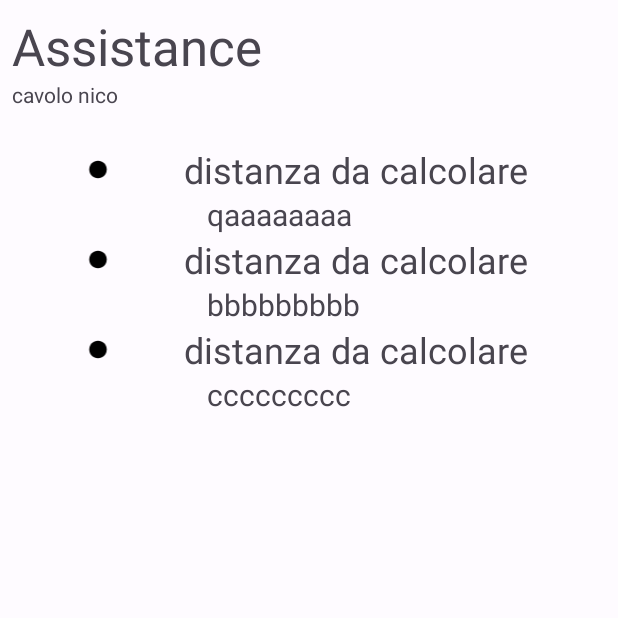
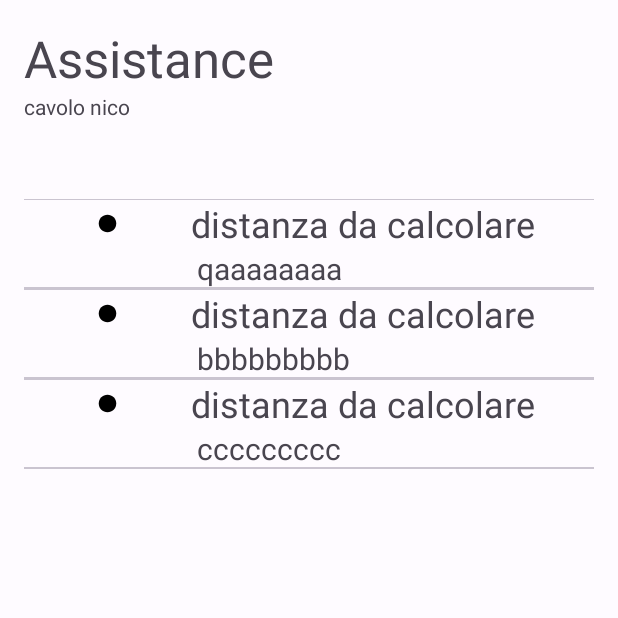
Before and after one commit to open-roboe/roboapp, an Android app: the fragment BoatInfoFragment shown on its own in the app's theme, on a phone screen of 412 x 824 dp, the top half of it. Run offline under Robolectric (Android 15) with nearby library versions, the phone set to English and light mode, and no system bars; our stand-ins replace Room's generated code, data binding; 1 statement that could not run was skipped.

Commit message:
tentativo fallito di portare la recyclerview in fondo alla schermata

```diff
--- a/app/src/main/java/it/halb/roboapp/ui/main/BoatInfoFragment.java
+++ b/app/src/main/java/it/halb/roboapp/ui/main/BoatInfoFragment.java
@@ -54,7 +54,6 @@ public class BoatInfoFragment extends Fragment {
         });
 
         //test recyclerView
-
         Boat a = new Boat("a", "b", 0.000, 0.2222);
         Boat b = new Boat("a", "b", 0.000, 0.2222);
         Boat c = new Boat("a", "b", 0.000, 0.2222);
@@ -65,6 +64,50 @@ public class BoatInfoFragment extends Fragment {
         list.add(a);
         list.add(b);
         list.add(c);
+        /*
+        Boat d = new Boat("a", "b", 0.000, 0.2222);
+        Boat e = new Boat("a", "b", 0.000, 0.2222);
+        Boat f = new Boat("a", "b", 0.000, 0.2222);
+        d.setUsername("qaaaaaaaa");
+        e.setUsername("bbbbbbbbb");
+        f.setUsername("ccccccccc");
+
+        list.add(d);
+        list.add(e);
+        list.add(f);
+        Boat g = new Boat("a", "b", 0.000, 0.2222);
+        Boat h = new Boat("a", "b", 0.000, 0.2222);
+        Boat i = new Boat("a", "b", 0.000, 0.2222);
+        g.setUsername("qaaaaaaaa");
+        h.setUsername("bbbbbbbbb");
+        i.setUsername("ccccccccc");
+
+        list.add(g);
+        list.add(h);
+        list.add(i);
+        Boat l = new Boat("a", "b", 0.000, 0.2222);
+        Boat m = new Boat("a", "b", 0.000, 0.2222);
+        Boat n = new Boat("a", "b", 0.000, 0.2222);
+        l.setUsername("qaaaaaaaa");
+        m.setUsername("bbbbbbbbb");
+        n.setUsername("ccccccccc");
+
+        list.add(l);
+        list.add(m);
+        list.add(n);
+        Boat p = new Boat("a", "b", 0.000, 0.2222);
+        Boat q = new Boat("a", "b", 0.000, 0.2222);
+        Boat r = new Boat("a", "b", 0.000, 0.2222);
+        p.setUsername("qaaaaaaaa");
+        q.setUsername("BBBBBBB");
+        r.setUsername("AAAAAAAAAA");
+
+        list.add(p);
+        list.add(q);
+        list.add(r);
+
+
+         */
         adapter.submitList(list);
 
 
--- a/app/src/main/res/layout/boat_item.xml
+++ b/app/src/main/res/layout/boat_item.xml
@@ -5,6 +5,14 @@
     android:layout_width="match_parent"
     android:layout_height="wrap_content"
     android:clickable="true">
+
+    <com.google.android.material.divider.MaterialDivider
+        android:id="@+id/materialDivider"
+        android:layout_width="match_parent"
+        android:layout_height="wrap_content"
+        app:layout_constraintBottom_toTopOf="@+id/boatItemAdapterXML"
+        app:layout_constraintStart_toStartOf="parent"
+        app:layout_constraintTop_toTopOf="parent" />
 
     <LinearLayout
         android:id="@+id/boatItemAdapterXML"
@@ -31,7 +39,7 @@
                 android:id="@+id/distanza_metri"
                 android:layout_width="wrap_content"
                 android:layout_height="wrap_content"
-                android:layout_weight="9"
+                android:layout_weight="15"
                 android:text="TextView"
                 android:textSize="24sp" />
         </LinearLayout>
@@ -40,10 +48,16 @@
             android:id="@+id/user_online"
             android:layout_width="match_parent"
             android:layout_height="wrap_content"
-            android:paddingLeft="130dp"
+            android:paddingLeft="115dp"
             android:text="TextView"
             android:textSize="20sp" />
 
     </LinearLayout>
 
+    <com.google.android.material.divider.MaterialDivider
+        android:layout_width="match_parent"
+        android:layout_height="wrap_content"
+        app:layout_constraintBottom_toBottomOf="parent"
+        app:layout_constraintStart_toStartOf="parent" />
+
 </androidx.constraintlayout.widget.ConstraintLayout>
--- a/app/src/main/res/layout/fragment_boat_info.xml
+++ b/app/src/main/res/layout/fragment_boat_info.xml
@@ -11,9 +11,10 @@
 
 
     <androidx.constraintlayout.widget.ConstraintLayout
+        android:id="@+id/constraintLayoutMain"
         android:layout_width="match_parent"
         android:layout_height="match_parent"
-        android:padding="8dp">
+        android:padding="16dp">
 
         <LinearLayout
             android:id="@+id/linearLayout"
@@ -44,16 +45,19 @@
 
         <androidx.constraintlayout.widget.ConstraintLayout
             android:layout_width="match_parent"
-            android:layout_height="wrap_content"
-            android:paddingTop="24dp"
-            app:layout_constraintTop_toBottomOf="@+id/textView7">
+            android:layout_height="576dp"
+            android:layout_marginBottom="28dp"
+            android:paddingTop="0dp"
+            app:layout_constraintBottom_toBottomOf="parent"
+            app:layout_constraintStart_toStartOf="parent"
+            app:layout_constraintTop_toBottomOf="@+id/linearLayout">
 
             <androidx.recyclerview.widget.RecyclerView
                 android:id="@+id/boatsRecyclerView"
                 android:layout_width="match_parent"
                 android:layout_height="match_parent"
+                app:layout_constraintBottom_toBottomOf="parent"
                 app:layout_constraintStart_toStartOf="parent"
-                app:layout_constraintTop_toTopOf="parent"
                 tools:listitem="@layout/boat_item" />
         </androidx.constraintlayout.widget.ConstraintLayout>
 
```
